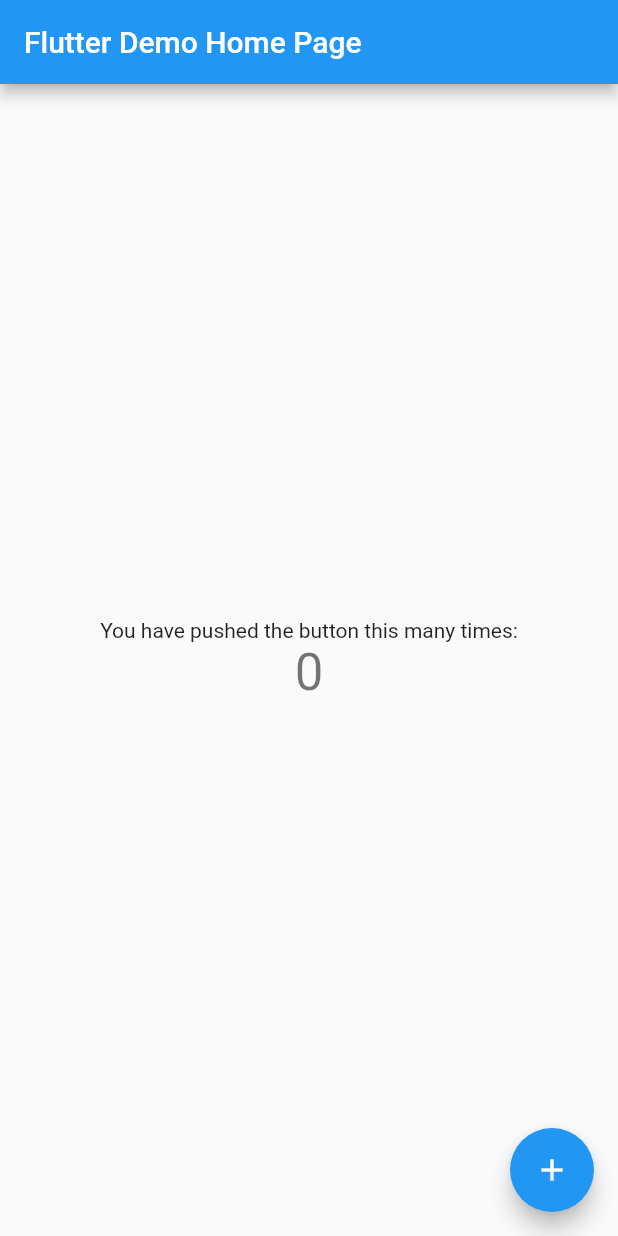
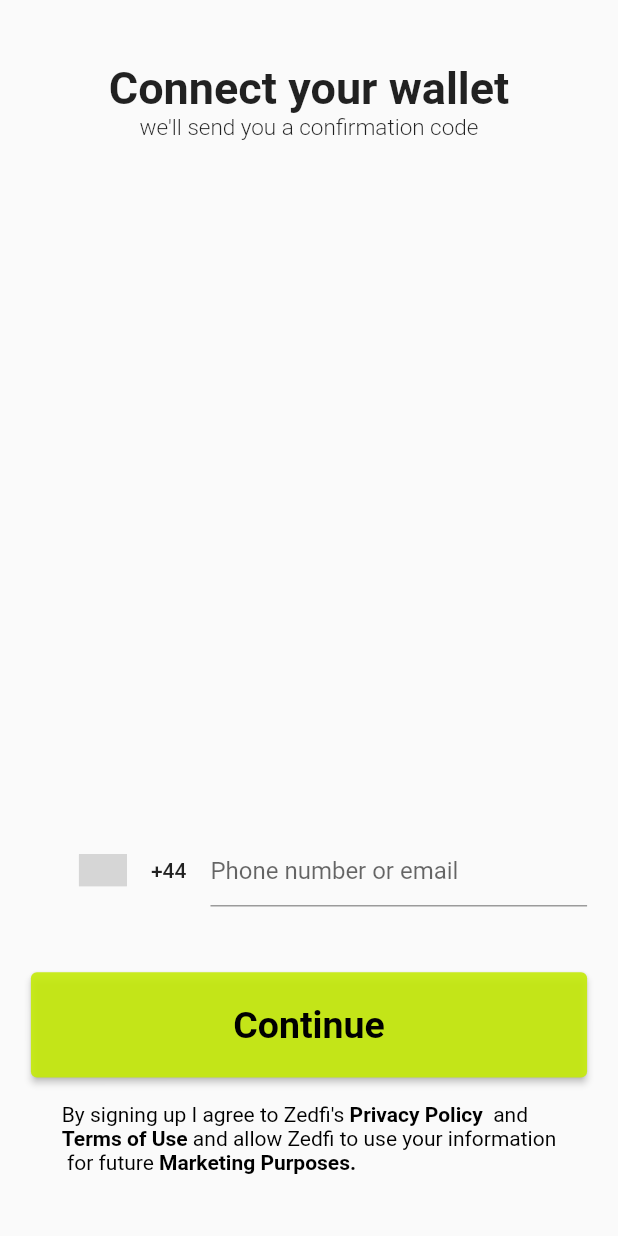
Before and after one commit to Alex1398/TestApp, a Flutter app: the screen it shows after launch, on a phone screen of 412 x 824 dp. Run offline on Flutter 3.47's test engine with Material 2 defaults, Android fonts, the phone set to English and light mode, and no system bars; drawn by our look-alikes of country_code_picker; our stand-ins replace firebase_auth, firebase_core, pinput; accounts and stored records are empty; grey boxes are pictures that could not be loaded.

Commit message:
v2(almost ready)

```diff
--- a/test_app/lib/main.dart
+++ b/test_app/lib/main.dart
@@ -1,115 +1,38 @@
+import 'package:firebase_core/firebase_core.dart';
 import 'package:flutter/material.dart';
+import 'package:flutter/services.dart';
 
-void main() {
-  runApp(const MyApp());
+import './services/device_characteristics.dart';
+import './screens/connect_your_wallet_screen.dart';
+
+void main() async {
+  // initialize firebase for entire app
+  WidgetsFlutterBinding.ensureInitialized();
+  await Firebase.initializeApp();
+  //await Firebase.initializeApp();
+  // Get device proportions
+  DeviceCharacteristics.init();
+  SystemChrome.setPreferredOrientations([DeviceOrientation.portraitUp])
+      .then((_) {
+    runApp(const MyApp());
+  });
 }
 
 class MyApp extends StatelessWidget {
-  const MyApp({Key? key}) : super(key: key);
+  const MyApp({Key key}) : super(key: key);
 
   // This widget is the root of your application.
   @override
   Widget build(BuildContext context) {
     return MaterialApp(
-      title: 'Flutter Demo',
       theme: ThemeData(
-        // This is the theme of your application.
-        //
-        // Try running your application with "flutter run". You'll see the
-        // application has a blue toolbar. Then, without quitting the app, try
-        // changing the primarySwatch below to Colors.green and then invoke
-        // "hot reload" (press "r" in the console where you ran "flutter run",
-        // or simply save your changes to "hot reload" in a Flutter IDE).
-        // Notice that the counter didn't reset back to zero; the application
-        // is not restarted.
         primarySwatch: Colors.blue,
       ),
-      home: const MyHomePage(title: 'Flutter Demo Home Page'),
+      home: const ConnectYourWalletScreen(),
+      routes: {
+        ConnectYourWalletScreen.routeName: (ctx) =>
+            const ConnectYourWalletScreen(),
+      },
     );
   }
 }
-
-class MyHomePage extends StatefulWidget {
-  const MyHomePage({Key? key, required this.title}) : super(key: key);
-
-  // This widget is the home page of your application. It is stateful, meaning
-  // that it has a State object (defined below) that contains fields that affect
-  // how it looks.
-
-  // This class is the configuration for the state. It holds the values (in this
-  // case the title) provided by the parent (in this case the App widget) and
-  // used by the build method of the State. Fields in a Widget subclass are
-  // always marked "final".
-
-  final String title;
-
-  @override
-  State<MyHomePage> createState() => _MyHomePageState();
-}
-
-class _MyHomePageState extends State<MyHomePage> {
-  int _counter = 0;
-
-  void _incrementCounter() {
-    setState(() {
-      // This call to setState tells the Flutter framework that something has
-      // changed in this State, which causes it to rerun the build method below
-      // so that the display can reflect the updated values. If we changed
-      // _counter without calling setState(), then the build method would not be
-      // called again, and so nothing would appear to happen.
-      _counter++;
-    });
-  }
-
-  @override
-  Widget build(BuildContext context) {
-    // This method is rerun every time setState is called, for instance as done
-    // by the _incrementCounter method above.
-    //
-    // The Flutter framework has been optimized to make rerunning build methods
-    // fast, so that you can just rebuild anything that needs updating rather
-    // than having to individually change instances of widgets.
-    return Scaffold(
-      appBar: AppBar(
-        // Here we take the value from the MyHomePage object that was created by
-        // the App.build method, and use it to set our appbar title.
-        title: Text(widget.title),
-      ),
-      body: Center(
-        // Center is a layout widget. It takes a single child and positions it
-        // in the middle of the parent.
-        child: Column(
-          // Column is also a layout widget. It takes a list of children and
-          // arranges them vertically. By default, it sizes itself to fit its
-          // children horizontally, and tries to be as tall as its parent.
-          //
-          // Invoke "debug painting" (press "p" in the console, choose the
-          // "Toggle Debug Paint" action from the Flutter Inspector in Android
-          // Studio, or the "Toggle Debug Paint" command in Visual Studio Code)
-          // to see the wireframe for each widget.
-          //
-          // Column has various properties to control how it sizes itself and
-          // how it positions its children. Here we use mainAxisAlignment to
-          // center the children vertically; the main axis here is the vertical
-          // axis because Columns are vertical (the cross axis would be
-          // horizontal).
-          mainAxisAlignment: MainAxisAlignment.center,
-          children: <Widget>[
-            const Text(
-              'You have pushed the button this many times:',
-            ),
-            Text(
-              '$_counter',
-              style: Theme.of(context).textTheme.headline4,
-            ),
-          ],
-        ),
-      ),
-      floatingActionButton: FloatingActionButton(
-        onPressed: _incrementCounter,
-        tooltip: 'Increment',
-        child: const Icon(Icons.add),
-      ), // This trailing comma makes auto-formatting nicer for build methods.
-    );
-  }
-}
--- /dev/null
+++ b/test_app/lib/screens/connect_your_wallet_screen.dart
@@ -0,0 +1,40 @@
+import 'package:flutter/material.dart';
+import 'package:provider/provider.dart';
+
+import '../services/device_characteristics.dart';
+import '../widgets/connect_your_wallet/connect_your_wallet_header.dart';
+import '../widgets/connect_your_wallet/connect_your_wallet_body.dart';
+import '../viewModels/connect_your_wallet_vm.dart';
+
+class ConnectYourWalletScreen extends StatelessWidget {
+  static const routeName = '/connect-your-wallet-screen';
+
+  const ConnectYourWalletScreen({Key key}) : super(key: key);
+
+  @override
+  Widget build(BuildContext context) {
+    return SafeArea(
+      child: Scaffold(
+        body: Padding(
+          padding: EdgeInsets.only(
+            top: DeviceCharacteristics.height * 0.05,
+            bottom: DeviceCharacteristics.height * 0.05,
+            left: DeviceCharacteristics.width * 0.05,
+            right: DeviceCharacteristics.width * 0.05,
+          ),
+          child: Column(
+            // crossAxisAlignment: CrossAxisAlignment.center,
+            mainAxisAlignment: MainAxisAlignment.spaceBetween,
+            children: [
+              const ConnectYourWalletHeader(),
+              ChangeNotifierProvider.value(
+                value: ConnectYourWallerVM(),
+                child: const ConnectYourWalletBody(),
+              ),
+            ],
+          ),
+        ),
+      ),
+    );
+  }
+}
--- /dev/null
+++ b/test_app/lib/services/device_characteristics.dart
@@ -0,0 +1,13 @@
+import 'package:flutter/material.dart';
+
+class DeviceCharacteristics {
+  static double width;
+  static double height;
+
+  static void init() {
+    MediaQueryData mqd =
+        MediaQueryData.fromWindow(WidgetsBinding.instance.window);
+    width = mqd.size.width;
+    height = mqd.size.height;
+  }
+}
--- /dev/null
+++ b/test_app/lib/viewModels/connect_your_wallet_vm.dart
@@ -0,0 +1,122 @@
+import 'package:firebase_auth/firebase_auth.dart';
+import 'package:flutter/cupertino.dart';
+import 'package:flutter/material.dart';
+
+import '../widgets/dialogs/custom_dialog.dart';
+
+class ConnectYourWallerVM with ChangeNotifier {
+  String _countryCode;
+  var phoneNumber = TextEditingController();
+  final formKey = GlobalKey<FormState>();
+
+  String get countryCode => _countryCode;
+
+  set setCountryCode(String newVal) {
+    _countryCode = newVal;
+    //  notifyListeners();
+  }
+
+  String validateEmail(String value) {
+    Pattern pattern =
+        r'^(([^<>()[\]\\.,;:\s@\"]+(\.[^<>()[\]\\.,;:\s@\"]+)*)|(\".+\"))@((\[[0-9]{1,3}\.[0-9]{1,3}\.[0-9]{1,3}\.[0-9]{1,3}\])|(([a-zA-Z\-0-9]+\.)+[a-zA-Z]{2,}))$';
+    RegExp regex = RegExp(pattern);
+    if (!regex.hasMatch(value)) {
+      return 'Enter Valid Email';
+    } else {
+      return '';
+    }
+  }
+
+  String validateMobile(String value) {
+    String patttern = r'(^(?:[+0]9)?[0-9]{10,12}$)';
+    RegExp regExp = RegExp(patttern);
+    if (value.isEmpty) {
+      return 'Please enter mobile number';
+    } else if (!regExp.hasMatch(value)) {
+      return 'Please enter valid mobile number';
+    }
+    return '';
+  }
+
+  void trySubmit(BuildContext context) {
+    final isValid = formKey.currentState.validate();
+
+    // Close soft keyboard
+    FocusScope.of(context).unfocus();
+
+    if (isValid) {
+      formKey.currentState.save();
+    }
+  }
+
+  Widget bottomTextWidget() {
+    return RichText(
+      text: const TextSpan(
+        // Note: Styles for TextSpans must be explicitly defined.
+        // Child text spans will inherit styles from parent
+        style: TextStyle(
+          fontSize: 14.0,
+          color: Colors.black,
+        ),
+        children: <TextSpan>[
+          TextSpan(text: 'By signing up I agree to Zedfi\'s '),
+          TextSpan(
+            text: 'Privacy Policy ',
+            style: TextStyle(fontWeight: FontWeight.bold),
+          ),
+          TextSpan(text: ' and\n'),
+          TextSpan(
+            text: 'Terms of Use ',
+            style: TextStyle(fontWeight: FontWeight.bold),
+          ),
+          TextSpan(
+              text: 'and allow Zedfi to use your information\n for future '),
+          TextSpan(
+            text: 'Marketing Purposes.',
+            style: TextStyle(fontWeight: FontWeight.bold),
+          ),
+        ],
+      ),
+    );
+  }
+
+  Future<String> signinWithEmail(String email) async {
+    try {
+      await FirebaseAuth.instance.sendSignInLinkToEmail(
+        email: email,
+        actionCodeSettings: ActionCodeSettings(
+          url: "https://test1298.page.link/",
+          androidPackageName: "com.example.app",
+          handleCodeInApp: true,
+          androidMinimumVersion: "21",
+          androidInstallApp: true,
+        ),
+      );
+
+      return 'success';
+    } catch (err) {
+      var message = 'An error occured, please check your credentials!';
+
+      if (err.message != null) {
+        message = err.message;
+      }
+      return message;
+    }
+  }
+
+  void sendEmail(BuildContext context, String value) async {
+    String resp = await signinWithEmail(value);
+    if (resp != 'success') {
+      showCupertinoDialog(
+        context: context,
+        builder: (context) => CustomDialog(title: 'Error', message: resp),
+      );
+    } else {
+      showCupertinoDialog(
+        context: context,
+        builder: (context) =>
+            const CustomDialog(title: 'Success', message: 'Email success send'),
+      );
+    }
+  }
+}
--- /dev/null
+++ b/test_app/lib/widgets/connect_your_wallet/connect_your_wallet_body.dart
@@ -0,0 +1,103 @@
+import 'package:flutter/material.dart';
+import 'package:country_code_picker/country_code_picker.dart';
+import 'package:provider/provider.dart';
+
+import '../../screens/otp_screen.dart';
+import '../../services/device_characteristics.dart';
+import '../../viewModels/connect_your_wallet_vm.dart';
+
+class ConnectYourWalletBody extends StatelessWidget {
+  const ConnectYourWalletBody({Key key}) : super(key: key);
+
+  @override
+  Widget build(BuildContext context) {
+    var connectYourWallerVm = Provider.of<ConnectYourWallerVM>(context);
+
+    return Column(
+      crossAxisAlignment: CrossAxisAlignment.center,
+      children: [
+        Row(
+          children: [
+            CountryCodePicker(
+              // Initial selection and favorite can be one of code ('IT') OR dial_code('+39')
+              initialSelection: 'GB',
+              countryFilter: const ['IT', 'FR', 'RO', 'GB'],
+              showFlagDialog: true,
+              comparator: (a, b) => b.name.compareTo(a.name),
+              onInit: (code) =>
+                  connectYourWallerVm.setCountryCode = code.dialCode,
+              onChanged: (c) => connectYourWallerVm.setCountryCode = c.dialCode,
+            ),
+            Flexible(
+              child: Form(
+                key: connectYourWallerVm.formKey,
+                child: TextFormField(
+                  controller: connectYourWallerVm.phoneNumber,
+                  decoration: const InputDecoration(
+                    hintText: 'Phone number or email',
+                  ),
+                  keyboardType: TextInputType.text,
+                  validator: (value) {
+                    String mobile = connectYourWallerVm.validateMobile(value);
+                    String email = connectYourWallerVm.validateEmail(value);
+                    if (mobile.isNotEmpty && email.isNotEmpty) {
+                      if (value.contains(RegExp(r'[a-zA-Z]'))) {
+                        return email;
+                      }
+                      return mobile;
+                    }
+
+                    if (email.isEmpty) {
+                      connectYourWallerVm.sendEmail(context, value);
+                    }
+
+                    if (mobile.isEmpty) {
+                      Navigator.of(context).pushReplacement(
+                        MaterialPageRoute(
+                          builder: (context) => OtpScreen(
+                              dialCode: connectYourWallerVm.countryCode,
+                              phone: value),
+                        ),
+                      );
+                    }
+
+                    return null;
+                  },
+                ),
+              ),
+            )
+          ],
+        ),
+        SizedBox(height: DeviceCharacteristics.height * 0.05),
+        SizedBox(
+          width: double.infinity,
+          child: ElevatedButton(
+            onPressed: () {
+              connectYourWallerVm.trySubmit(context);
+            },
+            child: const FittedBox(
+              fit: BoxFit.scaleDown,
+              child: Text(
+                'Continue',
+                style: TextStyle(
+                  color: Colors.black,
+                  fontSize: 25,
+                  fontWeight: FontWeight.w600,
+                ),
+              ),
+            ),
+            style: ElevatedButton.styleFrom(
+              padding: EdgeInsets.all(DeviceCharacteristics.width * 0.05),
+              primary: const Color.fromARGB(231, 196, 234, 8),
+            ),
+          ),
+        ),
+        SizedBox(height: DeviceCharacteristics.height * 0.02),
+        FittedBox(
+          fit: BoxFit.scaleDown,
+          child: connectYourWallerVm.bottomTextWidget(),
+        ),
+      ],
+    );
+  }
+}
--- /dev/null
+++ b/test_app/lib/widgets/connect_your_wallet/connect_your_wallet_header.dart
@@ -0,0 +1,34 @@
+import 'package:flutter/material.dart';
+
+class ConnectYourWalletHeader extends StatelessWidget {
+  const ConnectYourWalletHeader({Key key}) : super(key: key);
+
+  @override
+  Widget build(BuildContext context) {
+    return Column(
+      crossAxisAlignment: CrossAxisAlignment.center,
+      children: const [
+        FittedBox(
+          fit: BoxFit.scaleDown,
+          child: Text(
+            'Connect your wallet',
+            style: TextStyle(
+              fontSize: 30,
+              fontWeight: FontWeight.w600,
+            ),
+          ),
+        ),
+        FittedBox(
+          fit: BoxFit.scaleDown,
+          child: Text(
+            'we\'ll send you a confirmation code',
+            style: TextStyle(
+              fontSize: 15,
+              fontWeight: FontWeight.w300,
+            ),
+          ),
+        ),
+      ],
+    );
+  }
+}
```
Also changed, not shown: test_app/lib/screens/otp_screen.dart (added, +49 -0 lines), test_app/lib/viewModels/otp_vm.dart (added, +66 -0 lines), test_app/lib/widgets/dialogs/custom_dialog.dart (added, +27 -0 lines), test_app/lib/widgets/otp/otp_body.dart (added, +95 -0 lines), test_app/lib/widgets/otp/otp_header.dart (added, +34 -0 lines), test_app/pubspec.yaml (+7 -1 lines), test_app/pubspec.lock, 4 other files.
